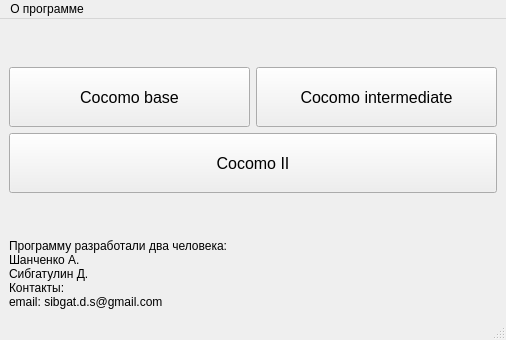
First picture: the form in viewsQT/cocomo-welcome.ui, repository sibgatulin-danila/cocomo-calculator, before the edit.
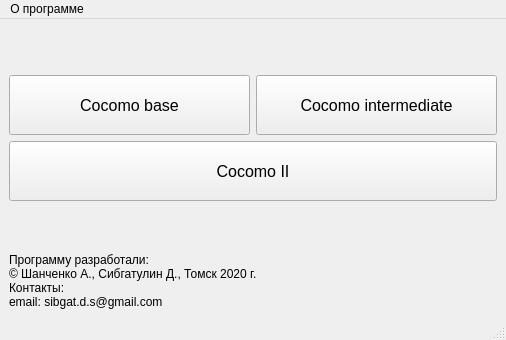
Second picture: the form after the edit.

Patch:
```diff
--- a/viewsQT/cocomo-welcome.ui
+++ b/viewsQT/cocomo-welcome.ui
@@ -102,9 +102,8 @@
     <item>
      <widget class="QLabel" name="label">
       <property name="text">
-       <string>Программу разработали два человека: 
-Шанченко А.
-Сибгатулин Д.
+       <string>Программу разработали: 
+© Шанченко А., Сибгатулин Д., Томск 2020 г.
 Контакты:
 email: sibgat.d.s@gmail.com</string>
       </property>
```
Left out of the diff: 9 changed lines with no effect on the pictures.
